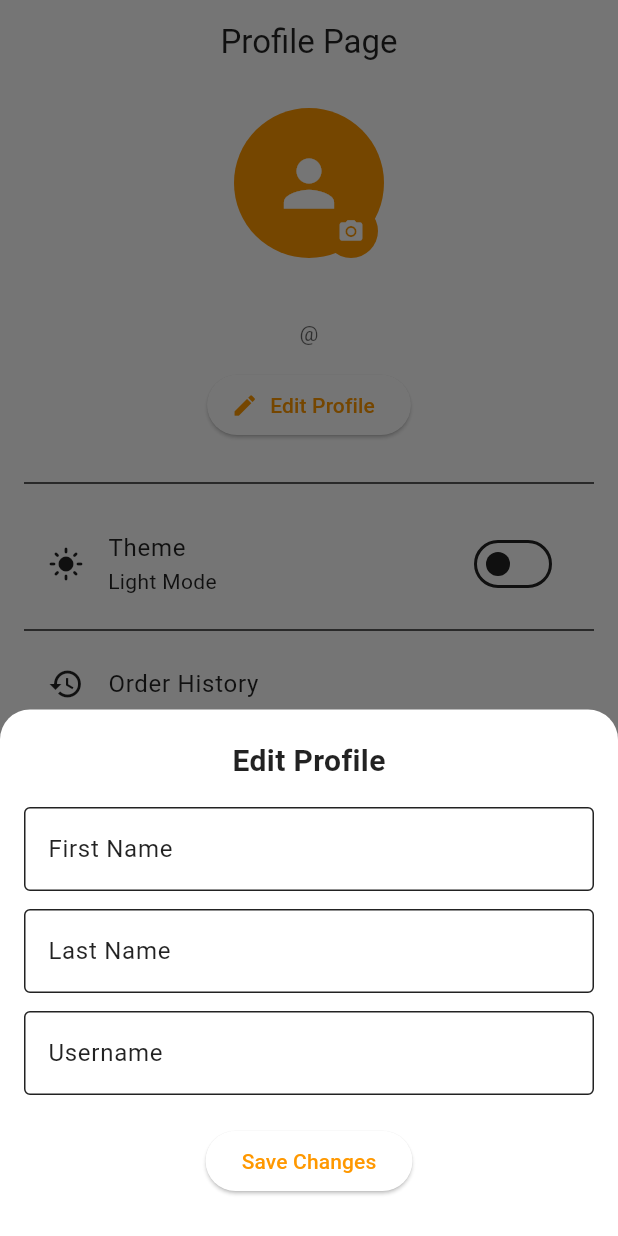
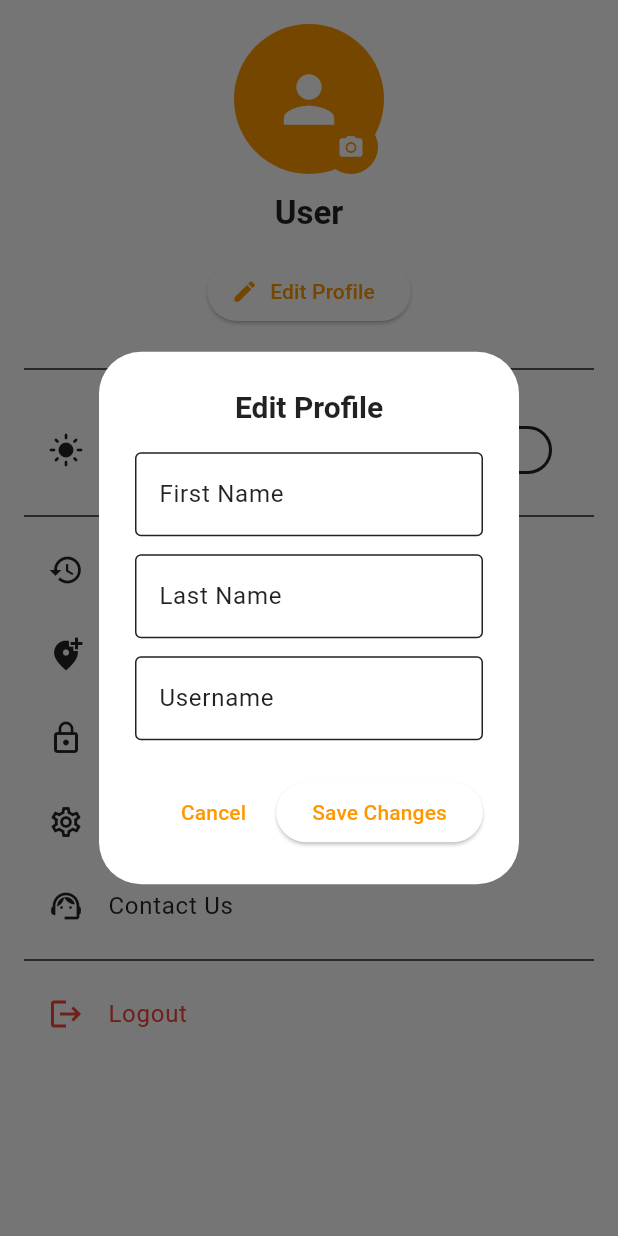
Before and after one commit to bhuwan214/demo_app_flutter, a Flutter app: the ProfilePage screen opened directly with empty values, after a tap on "Edit Profile", on a phone screen of 412 x 824 dp. Run offline on Flutter 3.47's test engine with Material 3 defaults, Android fonts, the phone set to English and light mode, and no system bars; our stand-ins replace image_picker, shared_preferences; accounts and stored records are empty.

```diff
--- a/lib/profile_page.dart
+++ b/lib/profile_page.dart
@@ -125,30 +125,20 @@ class _ProfilePageState extends State<ProfilePage> {
   }
 
   // ----------------------------------
-  // POPUP EDIT MENU
+  // POPUP EDIT MENU (CENTER DIALOG)
   // ----------------------------------
   void _openEditPopup() {
-    showModalBottomSheet(
+    showDialog(
       context: context,
-      isScrollControlled: true,
-      shape: const RoundedRectangleBorder(
-        borderRadius: BorderRadius.vertical(top: Radius.circular(20)),
-      ),
       builder: (context) {
-        return Padding(
-          padding: EdgeInsets.only(
-            bottom: MediaQuery.of(context).viewInsets.bottom + 16,
-            left: 16,
-            right: 16,
-            top: 20,
-          ),
+        return AlertDialog(
+          title: const Text("Edit Profile",
+              textAlign: TextAlign.center,
+              style: TextStyle(fontSize: 20, fontWeight: FontWeight.bold)),
+          content: SingleChildScrollView(
             child: Column(
               mainAxisSize: MainAxisSize.min,
               children: [
-              const Text("Edit Profile",
-                  style: TextStyle(fontSize: 20, fontWeight: FontWeight.bold)),
-              const SizedBox(height: 16),
-
                 // FIRST NAME
                 TextField(
                   controller: _firstController,
@@ -177,17 +167,19 @@ class _ProfilePageState extends State<ProfilePage> {
                     border: OutlineInputBorder(),
                   ),
                 ),
-
-              const SizedBox(height: 20),
-
-              // SAVE BUTTON
+              ],
+            ),
+          ),
+          actions: [
+            TextButton(
+              onPressed: () => Navigator.pop(context),
+              child: const Text("Cancel"),
+            ),
             ElevatedButton(
               onPressed: updateProfile,
               child: const Text("Save Changes"),
             ),
-              const SizedBox(height: 10),
           ],
-          ),
         );
       },
     );
@@ -202,10 +194,7 @@ class _ProfilePageState extends State<ProfilePage> {
     final isDarkMode = widget.themeMode == ThemeMode.dark;
 
     return Scaffold(
-      appBar: AppBar(
-        title: const Text("Profile Page"),
-        centerTitle: true,
-      ),
+
       body: _isLoading
           ? const Center(child: CircularProgressIndicator())
           : ListView(
@@ -245,13 +234,16 @@ class _ProfilePageState extends State<ProfilePage> {
                       const SizedBox(height: 12),
 
                       Text(
-                        "$firstName $lastName",
+                        "$firstName $lastName".trim().isNotEmpty
+                            ? "$firstName $lastName".trim()
+                            : "User",
                         style: theme.textTheme.titleLarge?.copyWith(
                           fontWeight: FontWeight.bold,
                         ),
                       ),
 
-                      Text("@$username",
+                      if (phoneNumber.isNotEmpty)
+                        Text(phoneNumber,
                             style: TextStyle(
                                 color:
                                     theme.colorScheme.onSurface.withOpacity(0.6))),
```
Lines whose indentation alone changed are shown as unchanged.
